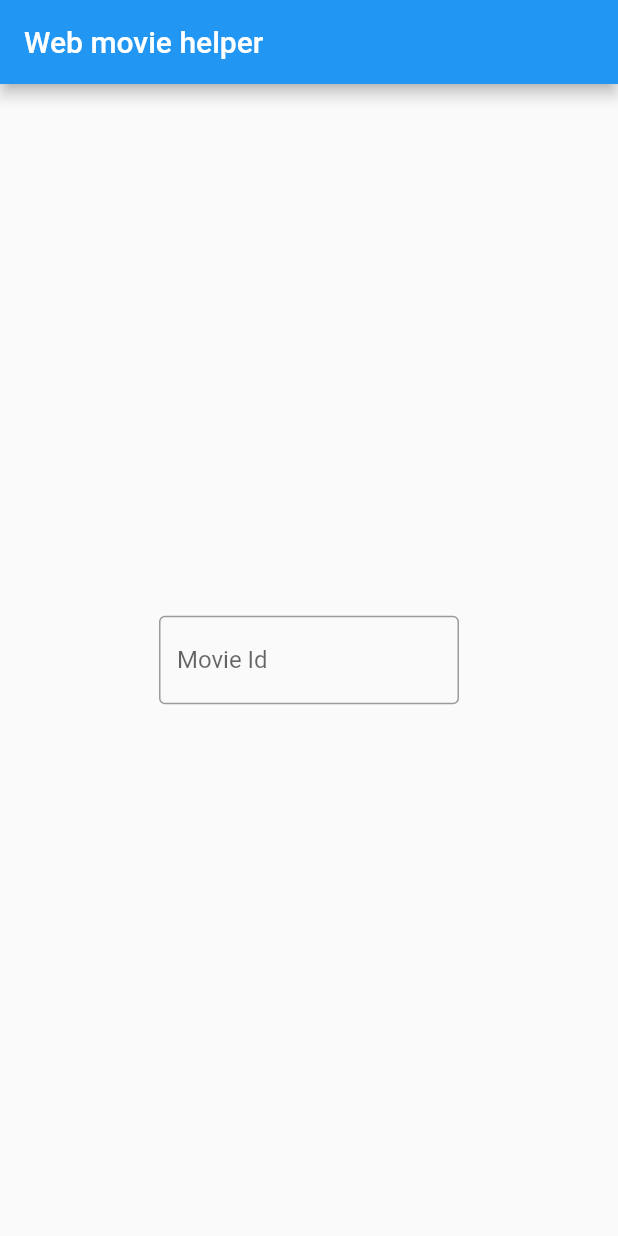
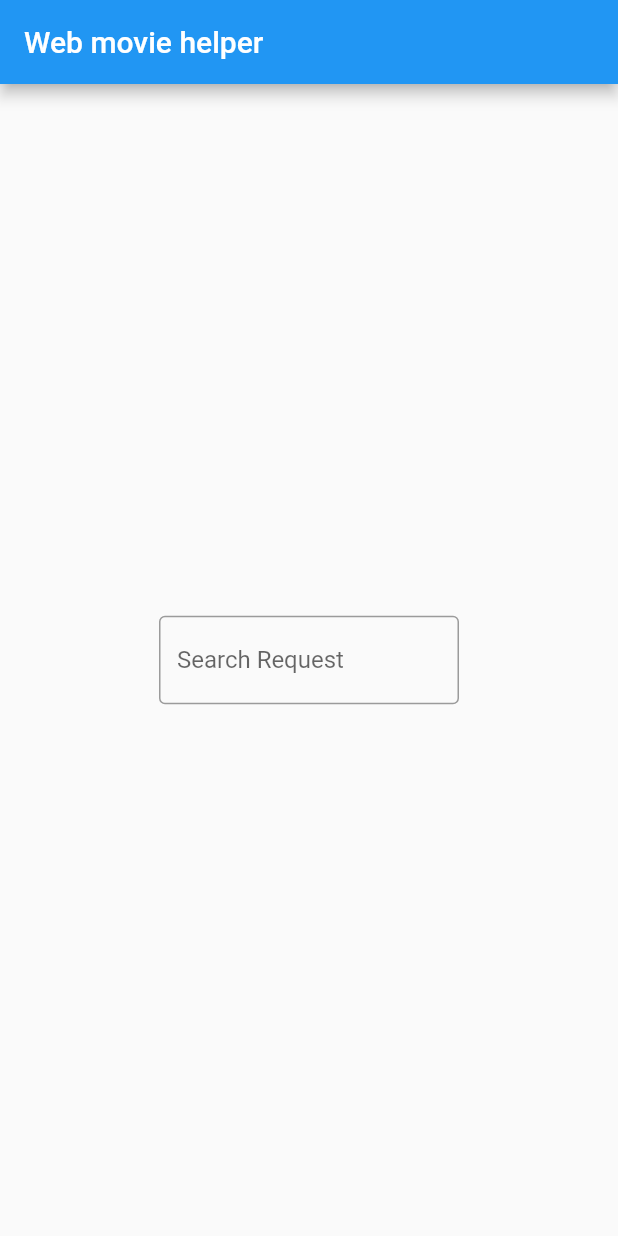
Before and after one commit to NestorBurma1/youtube_web_movie_helper, a Flutter app: the screen it shows after launch, on a phone screen of 412 x 824 dp. Run offline on Flutter 3.47's test engine with Material 2 defaults, Android fonts, the phone set to English and light mode, and no system bars; our stand-ins replace dartz, equatable.

Commit message:
1. Make structure of clean architecture. 2. Write first mockito test for search_youtube_movie.dart

```diff
--- /dev/null
+++ b/analysis_options.yaml
@@ -0,0 +1 @@
+include: package:extra_pedantic/analysis_options.yaml
--- /dev/null
+++ b/lib/features/youtube_search/youtube_search.dart
@@ -0,0 +1,10 @@
+import 'package:http/http.dart';
+
+class YoutubeSearch{
+  YoutubeSearch(this.request);
+  final String request;
+  static const String requestPart1='https://www.googleapis.com/youtube/v3/search?part=snippet&maxResults=20&q=';
+  static const String requestPart2='&type=video&key=';
+
+
+}
--- a/lib/main.dart
+++ b/lib/main.dart
@@ -13,13 +13,13 @@ class MyApp extends StatelessWidget {
         primarySwatch: Colors.blue,
         visualDensity: VisualDensity.adaptivePlatformDensity,
       ),
-      home: MyHomePage(title: 'Web movie helper'),
+      home: const MyHomePage(title: 'Web movie helper'),
     );
   }
 }
 
 class MyHomePage extends StatefulWidget {
-  MyHomePage({Key key, this.title}) : super(key: key);
+  const MyHomePage({Key key, this.title}) : super(key: key);
 
   final String title;
 
@@ -43,9 +43,9 @@ class _MyHomePageState extends State<MyHomePage> {
             children: <Widget>[
               TextField(
                 controller: textEditingControllerVid,
-                decoration: InputDecoration(
+                decoration: const  InputDecoration(
                   border: OutlineInputBorder(),
-                  labelText: 'Movie Id',
+                  labelText: 'Search Request',
                 ),
               ),
             ],
--- a/pubspec.yaml
+++ b/pubspec.yaml
@@ -27,7 +27,11 @@ dependencies:
 
   # The following adds the Cupertino Icons font to your application.
   # Use with the CupertinoIcons class for iOS style icons.
-  cupertino_icons: ^0.1.3
+  extra_pedantic: 1.2.0
+  http: ^0.12.1
+  equatable: ^1.2.0
+  dartz: ^0.9.1
+  mockito: ^4.1.1
 
 dev_dependencies:
   flutter_test:
```
Also changed, not shown: lib/core/error/feilures.dart (added, +9 -0 lines), lib/features/youtube_search/domain/enteties/find_movie.dart (added, +17 -0 lines), lib/features/youtube_search/domain/repositories/search_youtube_movie_repository.dart (added, +9 -0 lines), lib/features/youtube_search/domain/usecases/search_youtube_movie.dart (added, +15 -0 lines), pubspec.lock, 1 other file.
